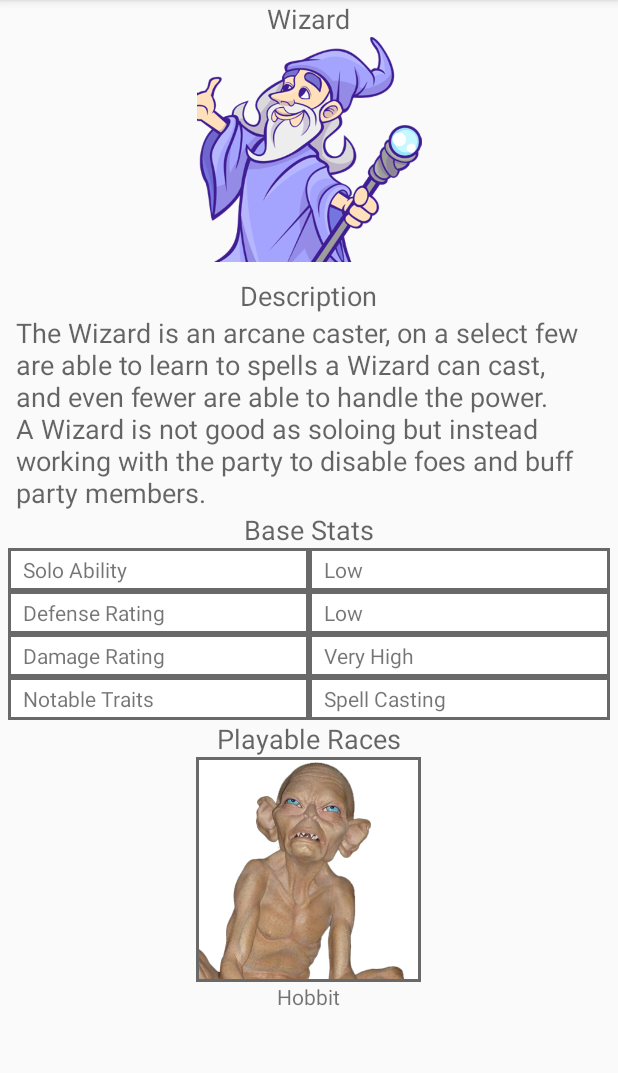
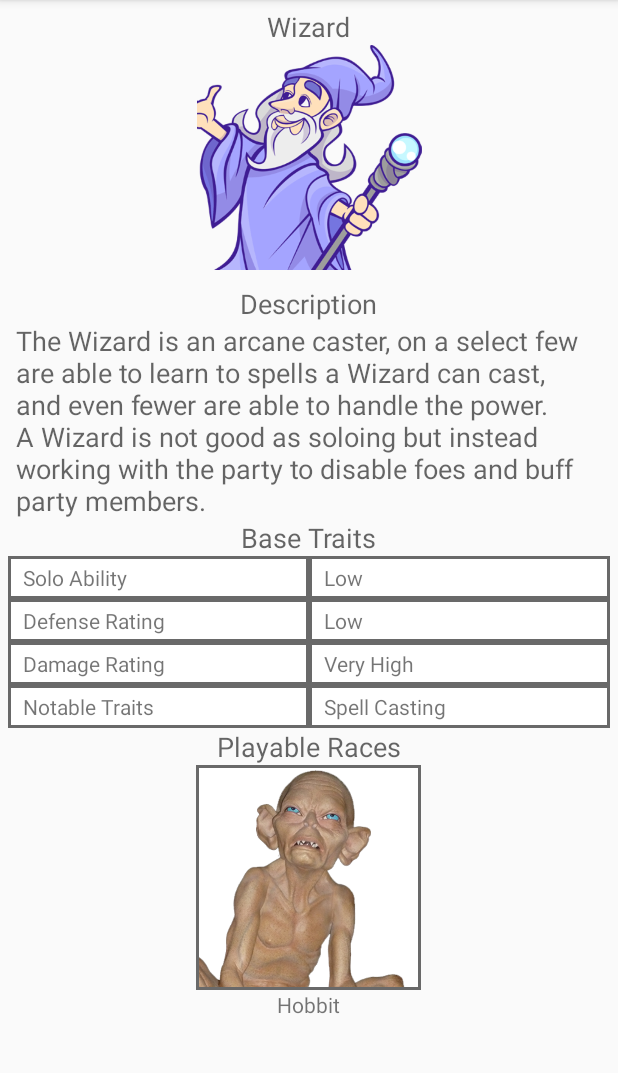
Before and after one commit to SorrGrif/LastQuestWiki, an Android app: the fragment wizardFragment placed in its activity, on a phone screen of 412 x 824 dp, the part 84-1157 px from its top. Run offline under Robolectric (Android 15) with nearby library versions, the phone set to English and light mode, and no system bars.

Commit message:
Added padding to the layouts

```diff
--- a/app/src/main/res/layout/fragment_wizard.xml
+++ b/app/src/main/res/layout/fragment_wizard.xml
@@ -12,8 +12,7 @@
         android:layout_width="match_parent"
         android:layout_height="match_parent"
         android:id="@+id/wizardLayout"
-        android:paddingLeft="5dp"
-        android:paddingRight="5dp">
+        android:padding="@dimen/classPadding">
 
         <TextView
             android:layout_width="wrap_content"
@@ -52,14 +51,15 @@
             android:layout_width="wrap_content"
             android:layout_height="wrap_content"
             android:textAppearance="?android:attr/textAppearanceMedium"
-            android:text="Base Stats"
-            android:id="@+id/baseStatsLbl"
+            android:text="@string/baseTraitsLbl"
+            android:id="@+id/baseTraitLbl"
             android:layout_gravity="center_horizontal" />
 
         <LinearLayout
             android:orientation="horizontal"
             android:layout_width="match_parent"
-            android:layout_height="wrap_content" >
+            android:layout_height="wrap_content"
+            android:id="@+id/traitLayout">
 
 
             <TableLayout
--- a/app/src/main/res/values/dimens.xml
+++ b/app/src/main/res/values/dimens.xml
@@ -8,4 +8,5 @@
     <dimen name="fab_margin">16dp</dimen>
     <dimen name="buttonPadding">10dp</dimen>
     <dimen name="raceImgSize">150dp</dimen>
+    <dimen name="classPadding">5dp</dimen>
 </resources>
--- a/app/src/main/res/values/strings.xml
+++ b/app/src/main/res/values/strings.xml
@@ -56,4 +56,5 @@
     <string name="copyrightText">&#169; RPG Inc.</string>
     <string name="playableRaces">Playable Races</string>
     <string name="playableClasses">Playable Classes</string>
+    <string name="baseTraitsLbl">Base Traits</string>
 </resources>
```
Also changed, not shown: app/src/main/res/layout/fragment_archer.xml (+3 -4 lines), app/src/main/res/layout/fragment_barbarian.xml (+3 -4 lines), app/src/main/res/layout/fragment_fighter.xml (+3 -4 lines).
